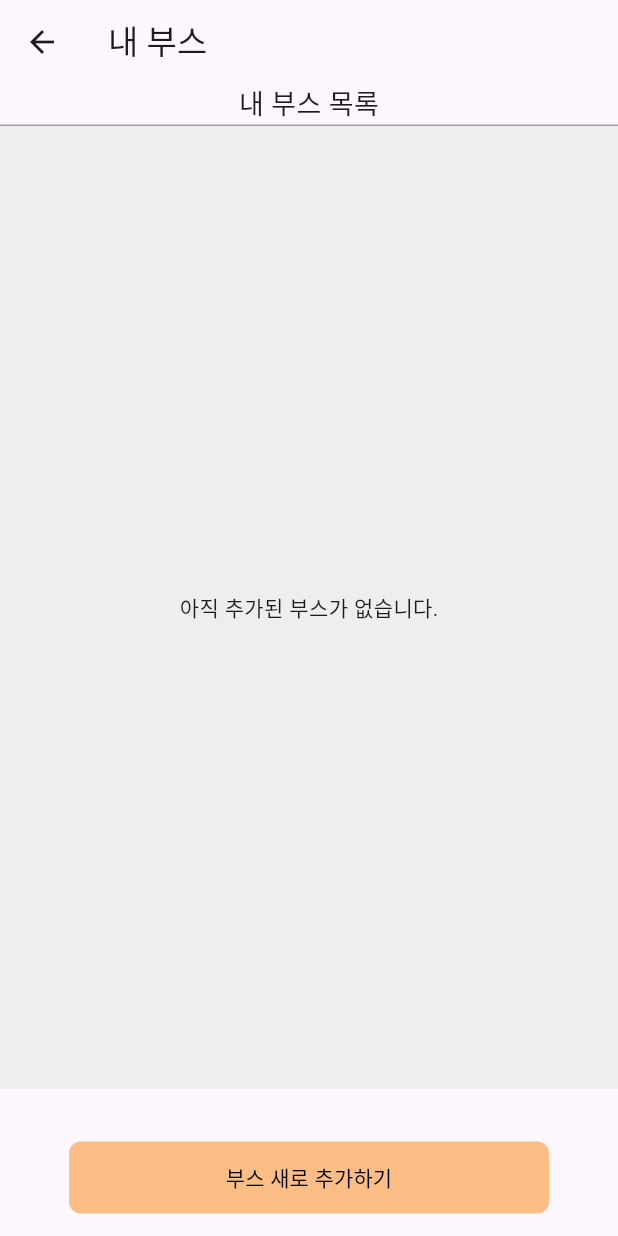
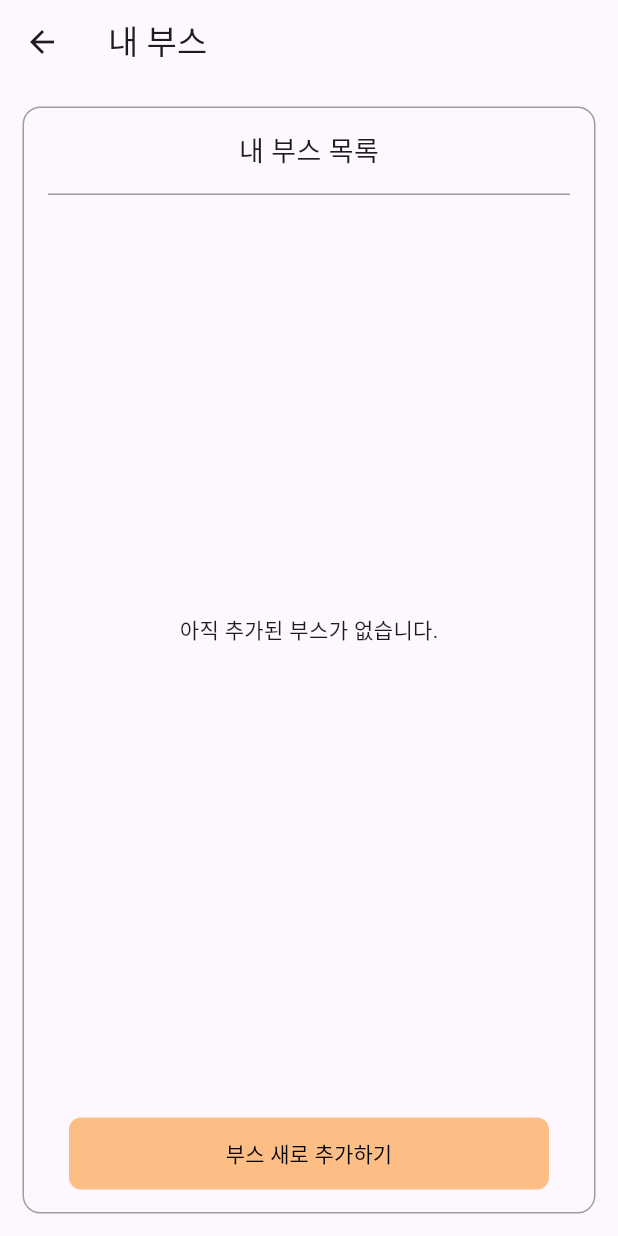
Before and after one commit to 1999mo/2024-Capstone-Team4, a Flutter app: the MyBooth screen opened by its route, on a phone screen of 412 x 824 dp. Run offline on Flutter 3.47's test engine with Material 3 defaults, Android fonts, the phone set to English and light mode, and no system bars; our stand-ins replace cloud_firestore, firebase_auth, firebase_core, firebase_storage, google_sign_in, image_picker and 1 more; missing offline and left inert: mailer; accounts and stored records are empty.

Commit message:
오류 수정

```diff
--- a/lib/screens/seller_screens/adjustment.dart
+++ b/lib/screens/seller_screens/adjustment.dart
@@ -57,7 +57,7 @@ class _AdjustmentState extends State<Adjustment> {
             );
           } else if (!snapshot.hasData || snapshot.data!.docs.isEmpty) {
             return const Center(
-              child: Text('No data available'),
+              child: Text('아직 판매된 상품이 없습니다.'),
             );
           }
 
--- a/lib/screens/seller_screens/my_booth.dart
+++ b/lib/screens/seller_screens/my_booth.dart
@@ -14,12 +14,20 @@ class _MyBoothState extends State<MyBooth> {
   Widget build(BuildContext context) {
     return Scaffold(
       appBar: AppBar(title: Text('내 부스')),
-      body: Column(
+      body: Container(
+        decoration: BoxDecoration(
+          border: Border.all(color: Colors.grey, width: 1),
+          borderRadius: BorderRadius.circular(12)
+        ),
+        margin: EdgeInsets.all(15),
+        child: Column(
           children: [
+            SizedBox(height: 15,),
             const Text('내 부스 목록', style: TextStyle(fontSize: 18)),
-
+            SizedBox(height: 15,),
             // 회색 경계선
             Container(
+              margin: EdgeInsets.symmetric(horizontal: 16),
               color: Colors.grey,
               height: 1,
             ),
@@ -27,7 +35,6 @@ class _MyBoothState extends State<MyBooth> {
             // 부스 목록을 일반 ListView로 표시
             Expanded(
               child: Container(
-              color: Colors.grey[200],
                 child: StreamBuilder<QuerySnapshot>(
                   stream: FirebaseFirestore.instance
                       .collection('Users')
@@ -53,7 +60,15 @@ class _MyBoothState extends State<MyBooth> {
                       itemBuilder: (context, index) {
                         final data = booths[index].data() as Map<String, dynamic>;
                         return ListTile(
-                        title: Text(data['FestivalName'] ?? ''),
+                          title: Container(
+                            padding: EdgeInsets.all(12),
+                            alignment: Alignment.centerLeft,
+                              decoration: BoxDecoration(
+                                color: Colors.grey[300],
+                                border: Border.all(color: Colors.grey, width: 1),
+                                borderRadius: BorderRadius.circular(8),
+                              ),
+                              child: Text(data['FestivalName'] ?? '')),
                           onTap: () {
                             Navigator.pushNamed(
                               context,
@@ -97,6 +112,7 @@ class _MyBoothState extends State<MyBooth> {
               ),
             ),
           ],
+        ),
       ),
     );
   }
--- a/lib/screens/seller_screens/selling.dart
+++ b/lib/screens/seller_screens/selling.dart
@@ -251,7 +251,7 @@ class _SellingState extends State<Selling> {
                         context, '/seller_screens/edit_selling_items',
                         arguments: boothId);
                   },
-                  child: const Text('편집'),
+                  child: const Text('상품편집'),
                 ),
               ],
             ),
```
Also changed, not shown: lib/screens/seller_screens/add_booth.dart (+21 -18 lines). Lines whose indentation alone changed are shown as unchanged.
